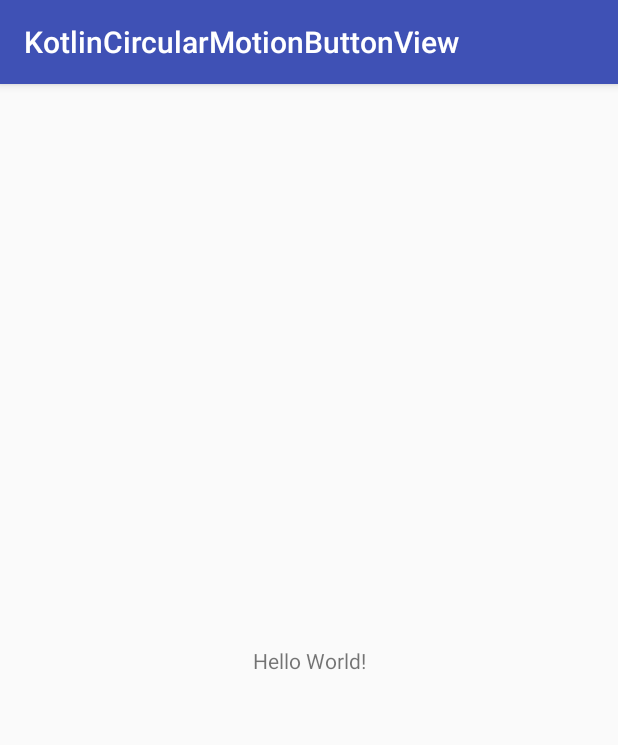
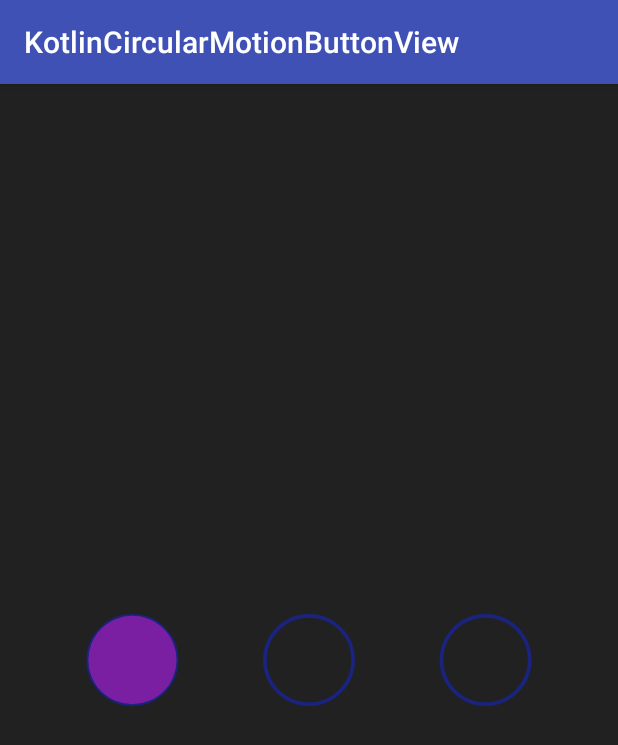
Before and after one commit to Anwesh43/KotlinCircularMotionButtonView, an Android app: the screen it shows after launch (MainActivity), on a phone screen of 412 x 824 dp. Shown: the top 745 px of the screen. Run offline under Robolectric (Android 15) with nearby library versions, the phone set to English and light mode, and no system bars.

```diff
--- a/app/build.gradle
+++ b/app/build.gradle
@@ -29,6 +29,7 @@ dependencies {
     compile 'com.android.support.constraint:constraint-layout:1.0.2'
     testCompile 'junit:junit:4.12'
     compile "org.jetbrains.kotlin:kotlin-stdlib-jre7:$kotlin_version"
+    compile project(':circularmotionbuttonview')
 }
 repositories {
     mavenCentral()
--- a/app/src/main/java/ui/anwesome/com/kotlincircularmotionbuttonview/MainActivity.kt
+++ b/app/src/main/java/ui/anwesome/com/kotlincircularmotionbuttonview/MainActivity.kt
@@ -2,11 +2,12 @@ package ui.anwesome.com.kotlincircularmotionbuttonview
 
 import android.support.v7.app.AppCompatActivity
 import android.os.Bundle
+import ui.anwesome.com.circularmotionbuttonview.CircularMotionButtonView
 
 class MainActivity : AppCompatActivity() {
 
     override fun onCreate(savedInstanceState: Bundle?) {
         super.onCreate(savedInstanceState)
-        setContentView(R.layout.activity_main)
+        CircularMotionButtonView.create(this)
     }
 }
```
